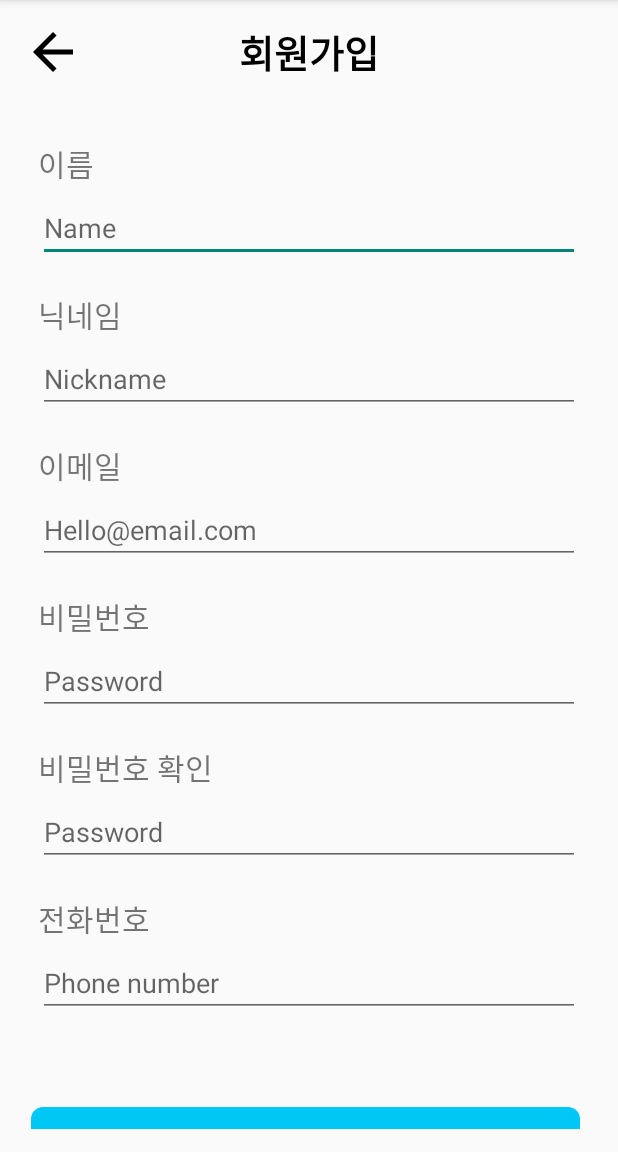
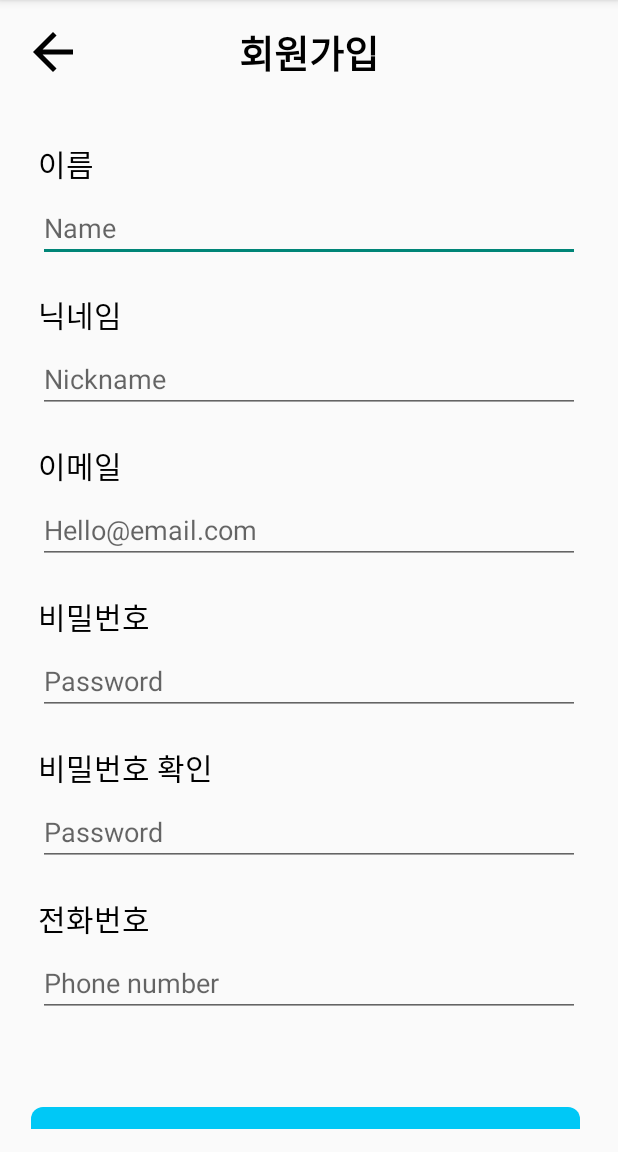
Before and after one commit to EunbiWorld/Todays-group-buying, an Android app: the SignUpActivity screen opened directly, with no data from a screen before it, on a phone screen of 412 x 824 dp, the part 84-1236 px from its top. Run offline under Robolectric (Android 15) with nearby library versions, the phone set to English and light mode, and no system bars.

Commit message:
고정 텍스트 컬러 -> 블랙으로 변경

```diff
--- a/app/src/main/res/layout/activity_changepwd.xml
+++ b/app/src/main/res/layout/activity_changepwd.xml
@@ -41,6 +41,7 @@
             android:layout_width="match_parent"
             android:layout_height="wrap_content"
             android:text="현재 비밀번호"
+            android:textColor="@color/black"
             android:textSize="20dp"
             android:paddingBottom="5dp"
             android:paddingTop="10dp"/>
@@ -56,6 +57,7 @@
             android:layout_width="match_parent"
             android:layout_height="wrap_content"
             android:text="새 비밀번호"
+            android:textColor="@color/black"
             android:textSize="20dp"
             android:paddingBottom="5dp"
             android:paddingTop="50dp"/>
@@ -71,6 +73,7 @@
             android:layout_width="match_parent"
             android:layout_height="wrap_content"
             android:text="새 비밀번호 확인"
+            android:textColor="@color/black"
             android:textSize="20dp"
             android:paddingBottom="5dp"
             android:paddingTop="50dp"/>
--- a/app/src/main/res/layout/activity_findpwd.xml
+++ b/app/src/main/res/layout/activity_findpwd.xml
@@ -40,6 +40,7 @@
             android:layout_width="match_parent"
             android:layout_height="wrap_content"
             android:text="이메일"
+            android:textColor="@color/black"
             android:textSize="20dp"
             android:paddingBottom="5dp"
             android:paddingTop="50dp"/>
@@ -67,6 +68,7 @@
             android:layout_width="match_parent"
             android:layout_height="wrap_content"
             android:text="인증코드"
+            android:textColor="@color/black"
             android:textSize="20dp"
             android:paddingBottom="5dp"
             android:paddingTop="80dp"/>
--- a/app/src/main/res/layout/activity_idlogin.xml
+++ b/app/src/main/res/layout/activity_idlogin.xml
@@ -45,6 +45,7 @@
             android:layout_height="match_parent"
             android:text="이메일"
             android:textSize="20dp"
+            android:textColor="@color/black"
             android:paddingBottom="20dp"/>
 
         <EditText
@@ -61,6 +62,7 @@
             android:layout_width="match_parent"
             android:layout_height="match_parent"
             android:text="비밀번호"
+            android:textColor="@color/black"
             android:textSize="20dp"
             android:paddingBottom="20dp"
             android:paddingTop="50dp"/>
--- a/app/src/main/res/layout/activity_signup.xml
+++ b/app/src/main/res/layout/activity_signup.xml
@@ -40,6 +40,7 @@
             android:layout_width="match_parent"
             android:layout_height="wrap_content"
             android:text="이름"
+            android:textColor="@color/black"
             android:textSize="20dp"
             android:paddingBottom="5dp"/>
 
@@ -54,6 +55,7 @@
             android:layout_width="match_parent"
             android:layout_height="wrap_content"
             android:text="닉네임"
+            android:textColor="@color/black"
             android:textSize="20dp"
             android:paddingBottom="5dp"
             android:paddingTop="20dp"/>
@@ -69,6 +71,7 @@
             android:layout_width="match_parent"
             android:layout_height="wrap_content"
             android:text="이메일"
+            android:textColor="@color/black"
             android:textSize="20dp"
             android:paddingBottom="5dp"
             android:paddingTop="20dp"/>
@@ -84,6 +87,7 @@
             android:layout_width="match_parent"
             android:layout_height="wrap_content"
             android:text="비밀번호"
+            android:textColor="@color/black"
             android:textSize="20dp"
             android:paddingBottom="5dp"
             android:paddingTop="20dp"/>
@@ -99,6 +103,7 @@
             android:layout_width="match_parent"
             android:layout_height="wrap_content"
             android:text="비밀번호 확인"
+            android:textColor="@color/black"
             android:textSize="20dp"
             android:paddingBottom="5dp"
             android:paddingTop="20dp"/>
@@ -114,6 +119,7 @@
             android:layout_width="match_parent"
             android:layout_height="wrap_content"
             android:text="전화번호"
+            android:textColor="@color/black"
             android:textSize="20dp"
             android:paddingBottom="5dp"
             android:paddingTop="20dp"/>
```
